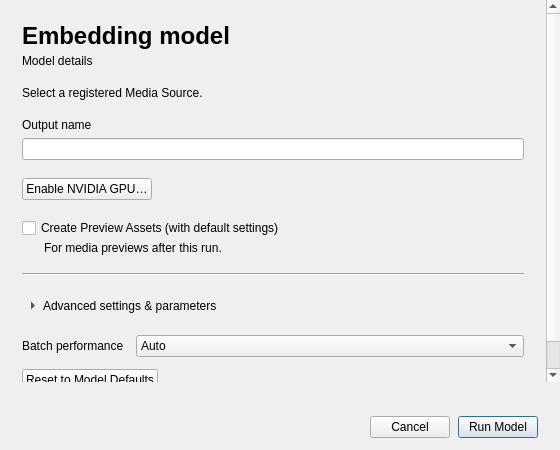
eidora-desktop/EIDORA, file src/EmbeddingsArea/ui/model_execution_dialog.ui: the form before one commit.
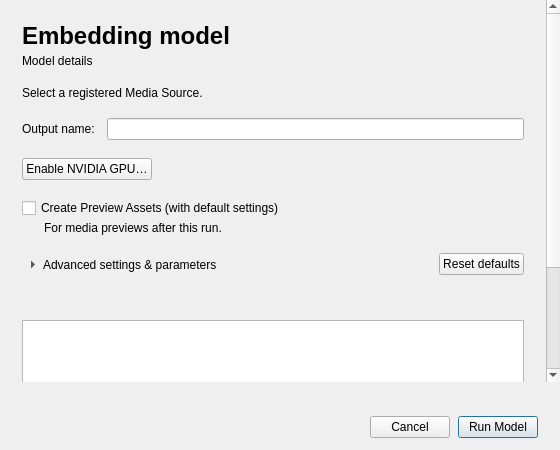
The form after the commit.

```diff
--- a/src/EmbeddingsArea/ui/model_execution_dialog.ui
+++ b/src/EmbeddingsArea/ui/model_execution_dialog.ui
@@ -5,6 +5,7 @@
   <property name="geometry">
    <rect><x>0</x><y>0</y><width>560</width><height>450</height></rect>
   </property>
+  <property name="minimumSize"><size><width>420</width><height>0</height></size></property>
   <property name="windowTitle"><string>Run Embedding Model</string></property>
   <property name="surfaceRole" stdset="0"><string>panel</string></property>
   <layout class="QVBoxLayout" name="layout_root" stretch="1,0">
@@ -76,15 +77,17 @@
         </widget>
        </item>
        <item>
-        <layout class="QVBoxLayout" name="layout_output_name">
-         <property name="spacing"><number>6</number></property>
-         <item>
+        <layout class="QFormLayout" name="layout_output_name">
+         <property name="fieldGrowthPolicy"><enum>QFormLayout::FieldGrowthPolicy::AllNonFixedFieldsGrow</enum></property>
+         <property name="horizontalSpacing"><number>12</number></property>
+         <property name="verticalSpacing"><number>8</number></property>
+         <item row="0" column="0">
           <widget class="QLabel" name="label_output_name">
-           <property name="text"><string>Output name</string></property>
+           <property name="text"><string>Output name:</string></property>
            <property name="buddy"><cstring>edit_output_name</cstring></property>
           </widget>
          </item>
-         <item><widget class="QLineEdit" name="edit_output_name"/></item>
+         <item row="0" column="1"><widget class="QLineEdit" name="edit_output_name"/></item>
         </layout>
        </item>
        <item>
@@ -138,21 +141,26 @@
         </widget>
        </item>
        <item>
-        <widget class="QFrame" name="line_advanced_settings">
-         <property name="frameShape"><enum>QFrame::Shape::HLine</enum></property>
-         <property name="frameShadow"><enum>QFrame::Shadow::Sunken</enum></property>
-         <property name="separatorRole" stdset="0"><string>inset</string></property>
-        </widget>
-       </item>
-       <item alignment="Qt::AlignmentFlag::AlignLeft">
-        <widget class="QToolButton" name="button_advanced_settings">
-         <property name="text"><string>Advanced settings &amp;&amp; parameters</string></property>
-         <property name="accessibleName"><string>Advanced settings &amp; parameters</string></property>
-         <property name="checkable"><bool>true</bool></property>
-         <property name="toolButtonStyle"><enum>Qt::ToolButtonStyle::ToolButtonTextBesideIcon</enum></property>
-         <property name="autoRaise"><bool>true</bool></property>
-         <property name="arrowType"><enum>Qt::ArrowType::RightArrow</enum></property>
-        </widget>
+        <layout class="QHBoxLayout" name="layout_parameter_actions">
+         <item>
+          <widget class="QToolButton" name="button_advanced_settings">
+           <property name="text"><string>Advanced settings &amp;&amp; parameters</string></property>
+           <property name="accessibleName"><string>Advanced settings &amp; parameters</string></property>
+           <property name="checkable"><bool>true</bool></property>
+           <property name="toolButtonStyle"><enum>Qt::ToolButtonStyle::ToolButtonTextBesideIcon</enum></property>
+           <property name="autoRaise"><bool>true</bool></property>
+           <property name="arrowType"><enum>Qt::ArrowType::RightArrow</enum></property>
+          </widget>
+         </item>
+         <item><spacer name="spacer_parameter_actions"><property name="orientation"><enum>Qt::Orientation::Horizontal</enum></property><property name="sizeHint" stdset="0"><size><width>40</width><height>20</height></size></property></spacer></item>
+         <item>
+          <widget class="QPushButton" name="button_reset_preparation">
+           <property name="text"><string>Reset defaults</string></property>
+           <property name="toolTip"><string>Restore model preparation defaults.</string></property>
+           <property name="autoDefault"><bool>false</bool></property>
+          </widget>
+         </item>
+        </layout>
        </item>
        <item>
         <widget class="QWidget" name="panel_advanced_settings">
@@ -164,54 +172,52 @@
           <property name="rightMargin"><number>0</number></property>
           <property name="bottomMargin"><number>0</number></property>
           <item>
-           <layout class="QFormLayout" name="form_batch_settings">
-            <property name="fieldGrowthPolicy"><enum>QFormLayout::FieldGrowthPolicy::AllNonFixedFieldsGrow</enum></property>
-            <property name="horizontalSpacing"><number>12</number></property>
-            <item row="0" column="0">
-             <widget class="QLabel" name="label_batch_size">
-              <property name="text"><string>Batch performance</string></property>
-              <property name="buddy"><cstring>combo_batch_mode</cstring></property>
-             </widget>
-            </item>
-            <item row="0" column="1">
-             <widget class="QWidget" name="panel_batch_size">
-              <layout class="QHBoxLayout" name="layout_batch_size">
-               <property name="leftMargin"><number>0</number></property>
-               <property name="topMargin"><number>0</number></property>
-               <property name="rightMargin"><number>0</number></property>
-               <property name="bottomMargin"><number>0</number></property>
-               <property name="spacing"><number>8</number></property>
-               <item>
-                <widget class="QComboBox" name="combo_batch_mode">
-                 <property name="toolTip"><string>Auto balances speed and headroom. Low uses smaller batches and more conservative memory limits. High tests larger batches and uses more available memory. Short runs use a starting size. All policies retain critical memory, temperature and disk limits.</string></property>
-                 <property name="accessibleName"><string>Batch performance</string></property>
-                 <item><property name="text"><string>Auto</string></property></item>
-                 <item><property name="text"><string>High</string></property></item>
-                 <item><property name="text"><string>Low</string></property></item>
-                 <item><property name="text"><string>4</string></property></item>
-                 <item><property name="text"><string>8</string></property></item>
-                 <item><property name="text"><string>16</string></property></item>
-                 <item><property name="text"><string>32</string></property></item>
-                 <item><property name="text"><string>64</string></property></item>
-                </widget>
-               </item>
-              </layout>
-             </widget>
-            </item>
-           </layout>
+           <widget class="QLabel" name="label_preparation_summary">
+            <property name="wordWrap"><bool>true</bool></property>
+            <property name="textFormat"><enum>Qt::TextFormat::PlainText</enum></property>
+            <property name="textInteractionFlags"><set>Qt::TextInteractionFlag::TextSelectableByMouse</set></property>
+            <property name="textRole" stdset="0"><string>secondary</string></property>
+           </widget>
           </item>
           <item>
-           <layout class="QFormLayout" name="form_parameters">
-            <property name="fieldGrowthPolicy"><enum>QFormLayout::FieldGrowthPolicy::AllNonFixedFieldsGrow</enum></property>
-            <property name="horizontalSpacing"><number>12</number></property>
-            <property name="verticalSpacing"><number>8</number></property>
-           </layout>
-          </item>
-          <item alignment="Qt::AlignmentFlag::AlignLeft">
-           <widget class="QPushButton" name="button_reset_preparation">
-            <property name="text"><string>Reset to Model Defaults</string></property>
-            <property name="autoDefault"><bool>false</bool></property>
+           <widget class="QTableWidget" name="table_advanced_parameters">
+            <property name="columnCount"><number>2</number></property>
+            <property name="wordWrap"><bool>false</bool></property>
+            <property name="sizePolicy">
+             <sizepolicy hsizetype="Expanding" vsizetype="Expanding">
+              <horstretch>0</horstretch>
+              <verstretch>0</verstretch>
+             </sizepolicy>
+            </property>
+            <property name="verticalScrollBarPolicy">
+             <enum>Qt::ScrollBarPolicy::ScrollBarAlwaysOff</enum>
+            </property>
+            <property name="horizontalScrollBarPolicy">
+             <enum>Qt::ScrollBarPolicy::ScrollBarAlwaysOff</enum>
+            </property>
+            <property name="sizeAdjustPolicy">
+             <enum>QAbstractScrollArea::SizeAdjustPolicy::AdjustIgnored</enum>
+            </property>
+            <property name="alternatingRowColors">
+             <bool>true</bool>
+            </property>
+            <property name="showGrid">
+             <bool>false</bool>
+            </property>
+            <property name="gridRole" stdset="0">
+             <string>subtle</string>
+            </property>
+            <attribute name="horizontalHeaderVisible">
+             <bool>false</bool>
+            </attribute>
+            <attribute name="verticalHeaderVisible">
+             <bool>false</bool>
+            </attribute>
+            <property name="focusPolicy"><enum>Qt::FocusPolicy::NoFocus</enum></property>
+            <property name="selectionMode"><enum>QAbstractItemView::SelectionMode::NoSelection</enum></property>
+            <property name="editTriggers"><set>QAbstractItemView::EditTrigger::NoEditTriggers</set></property>
            </widget>
+
           </item>
          </layout>
         </widget>
```
Left out of the diff: 15 changed lines with no effect on the pictures.
